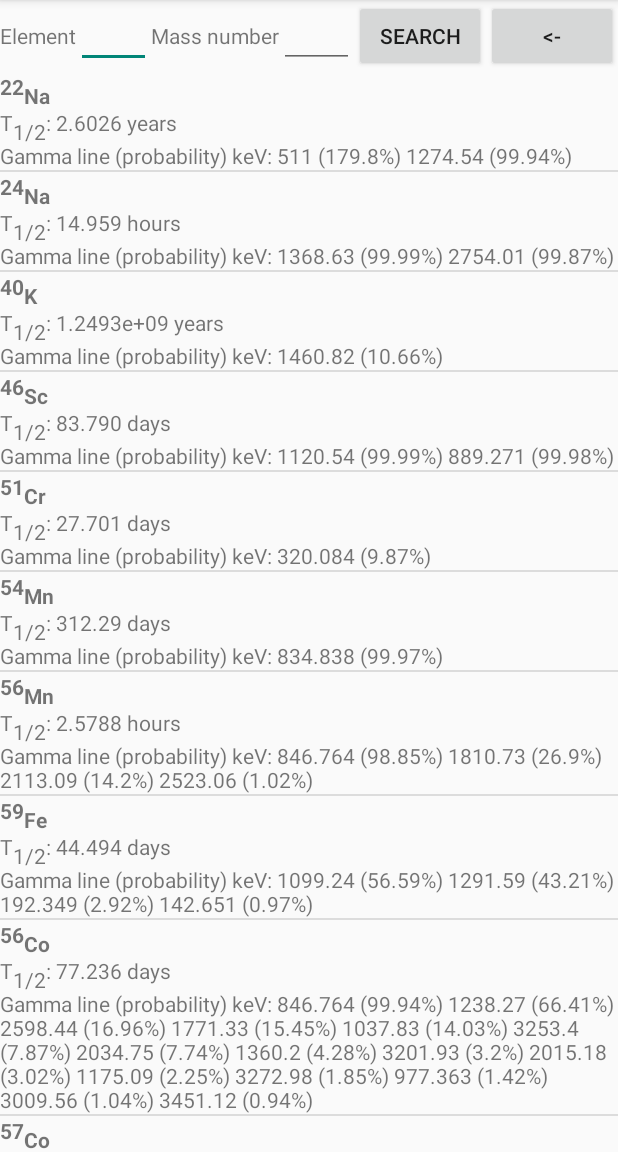
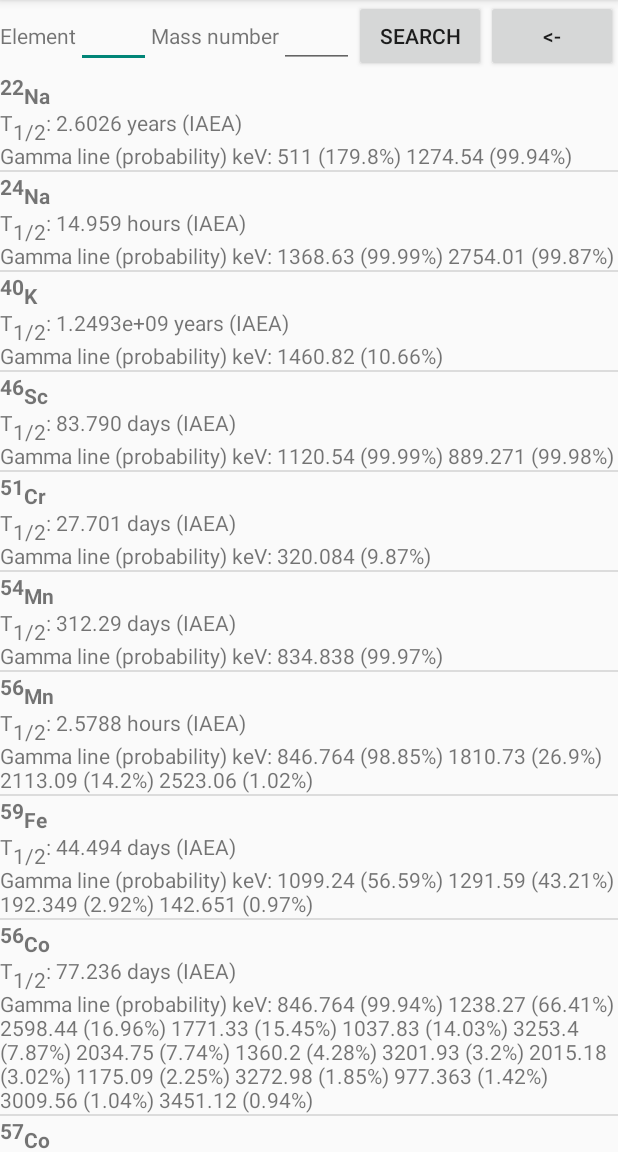
Before and after one commit to sickel/nuclib, an Android app: the NuclideSearchActivity screen opened directly, with no data from a screen before it, after a tap on "SEARCH", on a phone screen of 412 x 824 dp, the part 84-1236 px from its top. Run offline under Robolectric (Android 15) with nearby library versions, the phone set to English and light mode, and no system bars; 1 statement that could not run was skipped.

Commit message:
using references for data

```diff
--- a/app/src/main/java/com/mortensickel/nuclidelib/MainActivity.java
+++ b/app/src/main/java/com/mortensickel/nuclidelib/MainActivity.java
@@ -29,7 +29,7 @@ public class MainActivity extends Activity
 
 	public String DB_PATH = null;
     public final static String DB_NAME = "nuclides.db";
-    private static final int DB_VERSION = 3;
+    private static final int DB_VERSION = 4;
     private SQLiteDatabase dbNuclides;
 	public Double lowprobCutoff=0.01;
     public int energyround=1;
--- a/app/src/main/java/com/mortensickel/nuclidelib/NuclideSearchActivity.java
+++ b/app/src/main/java/com/mortensickel/nuclidelib/NuclideSearchActivity.java
@@ -16,12 +16,13 @@ public class NuclideSearchActivity extends Activity
 	private static String DB_NAME="nuclides.db";
 	private ArrayList<String> listItems=new ArrayList<String>();
 	private ArrayAdapter<String> adapter; // to keep data for the listview
-	private final String basesql="select longname,element,A,halflife,meta from nuclide ";
+	private final String basesql="select longname,element,A,halflife,meta, ref from nuclide ";
 	private final int SQL_LONGNAME=0;
 	private final int SQL_ELEMENT=1;
 	private final int SQL_A=2;
 	private final int SQL_THALF=3;
 	private final int SQL_META=4;
+	private final int SQL_REF=5;
 
 	@Override
 	protected void onCreate(Bundle savedInstanceState) {
@@ -76,10 +77,10 @@ public class NuclideSearchActivity extends Activity
 		adapter.notifyDataSetChanged();
 		if (c != null && c.getCount()>0) {
 			c.moveToFirst();
-			String linetemplate="<b><sup>%s</sup>%s</b><br />T<sub>1/2</sub>: %s <br/>"+getString(R.string.gammaLineProb)+" ";
+			String linetemplate="<b><sup>%s</sup>%s</b><br />T<sub>1/2</sub>: %s (%s) <br/>"+getString(R.string.gammaLineProb)+" ";
 			do {
 				String thalf=MainActivity.formatthalf(c.getDouble(SQL_THALF),getApplicationContext());
-				String Line=  String.format(linetemplate,c.getString(SQL_A)+c.getString(SQL_META),c.getString(SQL_ELEMENT),thalf);
+				String Line=  String.format(linetemplate,c.getString(SQL_A)+c.getString(SQL_META),c.getString(SQL_ELEMENT),thalf,c.getString(SQL_REF));
 				// TODO: fix display of metastables
 				String sql2 = "select energy,round(prob*100,"+probround+") as prob from line where nuclide='"+c.getString(SQL_LONGNAME)+"' ";
 				sql2 +=" order by prob desc";
```
Also changed, not shown: app/src/main/assets/nuclides.db, 1 other file.
